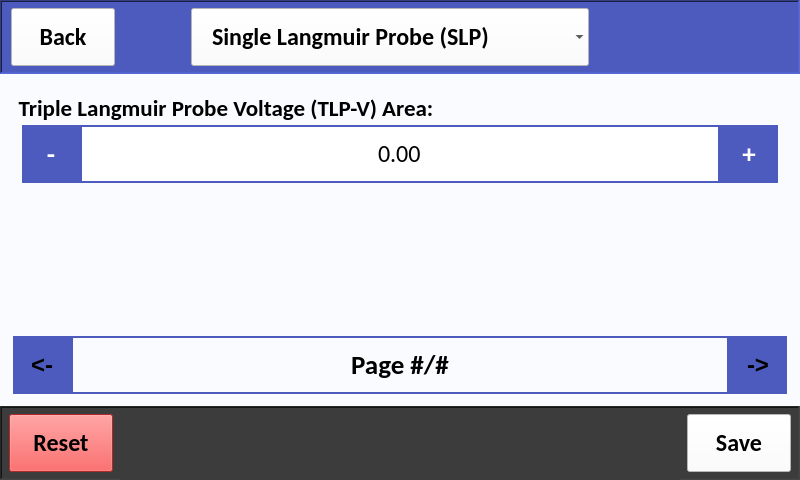
The window that src/user_interface/graphic_user_interface/user_settings.ui (CFigueroa90894/plasmetry) describes before a commit, drawn with Qt 5.
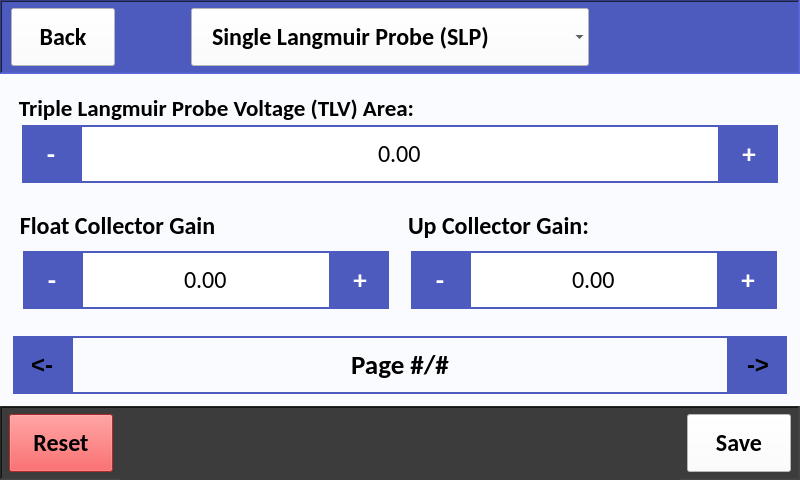
The same window after the commit. The open tabs and pages were chosen to show the change.

Diff of the .ui file:
```diff
--- a/src/user_interface/graphic_user_interface/user_settings.ui
+++ b/src/user_interface/graphic_user_interface/user_settings.ui
@@ -4653,156 +4653,6 @@
               </layout>
              </widget>
             </item>
-            <item>
-             <widget class="QGroupBox" name="tlc_down_amp_bias_gb">
-              <property name="font">
-               <font>
-                <family>Calibri</family>
-                <pointsize>18</pointsize>
-                <weight>75</weight>
-                <bold>true</bold>
-               </font>
-              </property>
-              <property name="styleSheet">
-               <string notr="true"/>
-              </property>
-              <property name="title">
-               <string>Down Amp Bias:</string>
-              </property>
-              <property name="alignment">
-               <set>Qt::AlignLeading|Qt::AlignLeft|Qt::AlignVCenter</set>
-              </property>
-              <layout class="QHBoxLayout" name="horizontalLayout_57">
-               <property name="spacing">
-                <number>0</number>
-               </property>
-               <property name="leftMargin">
-                <number>10</number>
-               </property>
-               <property name="topMargin">
-                <number>0</number>
-               </property>
-               <property name="rightMargin">
-                <number>10</number>
-               </property>
-               <property name="bottomMargin">
-                <number>0</number>
-               </property>
-               <item alignment="Qt::AlignTop">
-                <widget class="QToolButton" name="tlc_down_amp_bias_minus">
-                 <property name="minimumSize">
-                  <size>
-                   <width>58</width>
-                   <height>58</height>
-                  </size>
-                 </property>
-                 <property name="maximumSize">
-                  <size>
-                   <width>58</width>
-                   <height>58</height>
-                  </size>
-                 </property>
-                 <property name="font">
-                  <font>
-                   <pointsize>20</pointsize>
-                   <weight>75</weight>
-                   <bold>true</bold>
-                  </font>
-                 </property>
-                 <property name="text">
-                  <string>-</string>
-                 </property>
-                </widget>
-               </item>
-               <item alignment="Qt::AlignTop">
-                <widget class="QDoubleSpinBox" name="tlc_down_amp_bias_input">
-                 <property name="minimumSize">
-                  <size>
-                   <width>0</width>
-                   <height>58</height>
-                  </size>
-                 </property>
-                 <property name="maximumSize">
-                  <size>
-                   <width>1000</width>
-                   <height>58</height>
-                  </size>
-                 </property>
-                 <property name="font">
-                  <font>
-                   <family>Calibri</family>
-                   <pointsize>18</pointsize>
-                  </font>
-                 </property>
-                 <property name="focusPolicy">
-                  <enum>Qt::NoFocus</enum>
-                 </property>
-                 <property name="layoutDirection">
-                  <enum>Qt::LeftToRight</enum>
-                 </property>
-                 <property name="styleSheet">
-                  <string notr="true">QDoubleSpinBox {
-	background-color: #FFFFFF;
-}</string>
-                 </property>
-                 <property name="alignment">
-                  <set>Qt::AlignCenter</set>
-                 </property>
-                 <property name="readOnly">
-                  <bool>true</bool>
-                 </property>
-                 <property name="buttonSymbols">
-                  <enum>QAbstractSpinBox::NoButtons</enum>
-                 </property>
-                 <property name="correctionMode">
-                  <enum>QAbstractSpinBox::CorrectToPreviousValue</enum>
-                 </property>
-                 <property name="showGroupSeparator" stdset="0">
-                  <bool>false</bool>
-                 </property>
-                 <property name="decimals">
-                  <number>2</number>
-                 </property>
-                 <property name="minimum">
-                  <double>-10000.000000000000000</double>
-                 </property>
-                 <property name="maximum">
-                  <double>10000.000000000000000</double>
-                 </property>
-                </widget>
-               </item>
-               <item alignment="Qt::AlignTop">
-                <widget class="QToolButton" name="tlc_down_amp_bias_plus">
-                 <property name="minimumSize">
-                  <size>
-                   <width>58</width>
-                   <height>58</height>
-                  </size>
-                 </property>
-                 <property name="maximumSize">
-                  <size>
-                   <width>16777215</width>
-                   <height>58</height>
-                  </size>
-                 </property>
-                 <property name="font">
-                  <font>
-                   <pointsize>20</pointsize>
-                   <weight>75</weight>
-                   <bold>true</bold>
-                  </font>
-                 </property>
-                 <property name="focusPolicy">
-                  <enum>Qt::NoFocus</enum>
-                 </property>
-                 <property name="text">
-                  <string>+</string>
-                 </property>
-                </widget>
-               </item>
-              </layout>
-             </widget>
-            </item>
            </layout>
           </widget>
           <widget class="QWidget" name="triple_lang_v_probe_1">
@@ -5730,7 +5580,7 @@
                <string notr="true"/>
               </property>
               <property name="title">
-               <string>Triple Langmuir Probe Voltage (TLP-V) Area:</string>
+               <string>Triple Langmuir Probe Voltage (TLV) Area:</string>
               </property>
               <property name="alignment">
                <set>Qt::AlignLeading|Qt::AlignLeft|Qt::AlignVCenter</set>
@@ -5869,6 +5719,333 @@
               </layout>
              </widget>
             </item>
+            <item>
+             <widget class="QFrame" name="frame_2">
+              <property name="frameShape">
+               <enum>QFrame::StyledPanel</enum>
+              </property>
+              <property name="frameShadow">
+               <enum>QFrame::Raised</enum>
+              </property>
+              <layout class="QHBoxLayout" name="horizontalLayout_4">
+               <property name="spacing">
+                <number>0</number>
+               </property>
+               <property name="leftMargin">
+                <number>0</number>
+               </property>
+               <property name="topMargin">
+                <number>0</number>
+               </property>
+               <property name="rightMargin">
+                <number>0</number>
+               </property>
+               <property name="bottomMargin">
+                <number>0</number>
+               </property>
+               <item>
+                <widget class="QGroupBox" name="tlv_float_collect_gain_gb">
+                 <property name="font">
+                  <font>
+                   <family>Calibri</family>
+                   <pointsize>18</pointsize>
+                   <weight>75</weight>
+                   <bold>true</bold>
+                  </font>
+                 </property>
+                 <property name="styleSheet">
+                  <string notr="true"/>
+                 </property>
+                 <property name="title">
+                  <string>Float Collector Gain</string>
+                 </property>
+                 <property name="alignment">
+                  <set>Qt::AlignLeading|Qt::AlignLeft|Qt::AlignVCenter</set>
+                 </property>
+                 <layout class="QHBoxLayout" name="horizontalLayout_53">
+                  <property name="spacing">
+                   <number>0</number>
+                  </property>
+                  <property name="leftMargin">
+                   <number>10</number>
+                  </property>
+                  <property name="topMargin">
+                   <number>0</number>
+                  </property>
+                  <property name="rightMargin">
+                   <number>10</number>
+                  </property>
+                  <property name="bottomMargin">
+                   <number>0</number>
+                  </property>
+                  <item>
+                   <widget class="QToolButton" name="tlv_float_collect_gain_minus">
+                    <property name="minimumSize">
+                     <size>
+                      <width>58</width>
+                      <height>58</height>
+                     </size>
+                    </property>
+                    <property name="maximumSize">
+                     <size>
+                      <width>58</width>
+                      <height>58</height>
+                     </size>
+                    </property>
+                    <property name="font">
+                     <font>
+                      <pointsize>20</pointsize>
+                      <weight>75</weight>
+                      <bold>true</bold>
+                     </font>
+                    </property>
+                    <property name="text">
+                     <string>-</string>
+                    </property>
+                   </widget>
+                  </item>
+                  <item>
+                   <widget class="QDoubleSpinBox" name="tlv_float_collect_gain_input">
+                    <property name="minimumSize">
+                     <size>
+                      <width>0</width>
+                      <height>58</height>
+                     </size>
+                    </property>
+                    <property name="maximumSize">
+                     <size>
+                      <width>1000</width>
+                      <height>58</height>
+                     </size>
+                    </property>
+                    <property name="font">
+                     <font>
+                      <family>Calibri</family>
+                      <pointsize>18</pointsize>
+                     </font>
+                    </property>
+                    <property name="focusPolicy">
+                     <enum>Qt::NoFocus</enum>
+                    </property>
+                    <property name="layoutDirection">
+                     <enum>Qt::LeftToRight</enum>
+                    </property>
+                    <property name="styleSheet">
+                     <string notr="true">QDoubleSpinBox {
+	background-color: #FFFFFF;
+}</string>
+                    </property>
+                    <property name="alignment">
+                     <set>Qt::AlignCenter</set>
+                    </property>
+                    <property name="readOnly">
+                     <bool>true</bool>
+                    </property>
+                    <property name="buttonSymbols">
+                     <enum>QAbstractSpinBox::NoButtons</enum>
+                    </property>
+                    <property name="correctionMode">
+                     <enum>QAbstractSpinBox::CorrectToPreviousValue</enum>
+                    </property>
+                    <property name="showGroupSeparator" stdset="0">
+                     <bool>false</bool>
+                    </property>
+                    <property name="decimals">
+                     <number>2</number>
+                    </property>
+                    <property name="minimum">
+                     <double>-10000.000000000000000</double>
+                    </property>
+                    <property name="maximum">
+                     <double>10000.000000000000000</double>
+                    </property>
+                   </widget>
+                  </item>
+                  <item>
+                   <widget class="QToolButton" name="tlv_float_collect_gain_plus">
+                    <property name="minimumSize">
+                     <size>
+                      <width>58</width>
+                      <height>58</height>
+                     </size>
+                    </property>
+                    <property name="maximumSize">
+                     <size>
+                      <width>16777215</width>
+                      <height>58</height>
+                     </size>
+                    </property>
+                    <property name="font">
+                     <font>
+                      <pointsize>20</pointsize>
+                      <weight>75</weight>
+                      <bold>true</bold>
+                     </font>
+                    </property>
+                    <property name="focusPolicy">
+                     <enum>Qt::NoFocus</enum>
+                    </property>
+                    <property name="text">
+                     <string>+</string>
+                    </property>
+                   </widget>
+                  </item>
+                 </layout>
+                </widget>
+               </item>
+               <item>
+                <widget class="QGroupBox" name="tlv_up_collector_gain_gb">
+                 <property name="font">
+                  <font>
+                   <family>Calibri</family>
+                   <pointsize>18</pointsize>
+                   <weight>75</weight>
+                   <bold>true</bold>
+                  </font>
+                 </property>
+                 <property name="styleSheet">
+                  <string notr="true"/>
+                 </property>
+                 <property name="title">
+                  <string>Up Collector Gain:</string>
+                 </property>
+                 <property name="alignment">
+                  <set>Qt::AlignLeading|Qt::AlignLeft|Qt::AlignVCenter</set>
+                 </property>
+                 <layout class="QHBoxLayout" name="horizontalLayout_57">
+                  <property name="spacing">
+                   <number>0</number>
+                  </property>
+                  <property name="leftMargin">
+                   <number>10</number>
+                  </property>
+                  <property name="topMargin">
+                   <number>0</number>
+                  </property>
+                  <property name="rightMargin">
+                   <number>10</number>
+                  </property>
+                  <property name="bottomMargin">
+                   <number>0</number>
+                  </property>
+                  <item>
+                   <widget class="QToolButton" name="tlv_up_collector_gain_minus">
+                    <property name="minimumSize">
+                     <size>
+                      <width>58</width>
+                      <height>58</height>
+                     </size>
+                    </property>
+                    <property name="maximumSize">
+                     <size>
+                      <width>58</width>
+                      <height>58</height>
+                     </size>
+                    </property>
+                    <property name="font">
+                     <font>
+                      <pointsize>20</pointsize>
+                      <weight>75</weight>
+                      <bold>true</bold>
+                     </font>
+                    </property>
+                    <property name="text">
+                     <string>-</string>
+                    </property>
+                   </widget>
+                  </item>
+                  <item>
+                   <widget class="QDoubleSpinBox" name="tlv_up_collector_gain_input">
+                    <property name="minimumSize">
+                     <size>
+                      <width>0</width>
+                      <height>58</height>
+                     </size>
+                    </property>
+                    <property name="maximumSize">
+                     <size>
+                      <width>1000</width>
+                      <height>58</height>
+                     </size>
+                    </property>
+                    <property name="font">
+                     <font>
+                      <family>Calibri</family>
+                      <pointsize>18</pointsize>
+                     </font>
+                    </property>
+                    <property name="focusPolicy">
+                     <enum>Qt::NoFocus</enum>
+                    </property>
+                    <property name="layoutDirection">
+                     <enum>Qt::LeftToRight</enum>
+                    </property>
+                    <property name="styleSheet">
+                     <string notr="true">QDoubleSpinBox {
+	background-color: #FFFFFF;
+}</string>
+                    </property>
+                    <property name="alignment">
+                     <set>Qt::AlignCenter</set>
+                    </property>
+                    <property name="readOnly">
+                     <bool>true</bool>
+                    </property>
+                    <property name="buttonSymbols">
+                     <enum>QAbstractSpinBox::NoButtons</enum>
+                    </property>
+                    <property name="correctionMode">
+                     <enum>QAbstractSpinBox::CorrectToPreviousValue</enum>
+                    </property>
+                    <property name="showGroupSeparator" stdset="0">
+                     <bool>false</bool>
+                    </property>
+                    <property name="decimals">
+                     <number>2</number>
+                    </property>
+                    <property name="minimum">
+                     <double>-10000.000000000000000</double>
+                    </property>
+                    <property name="maximum">
+                     <double>10000.000000000000000</double>
+                    </property>
+                   </widget>
+                  </item>
+                  <item>
+                   <widget class="QToolButton" name="tlv_up_collector_gain_plus">
+                    <property name="minimumSize">
+                     <size>
+                      <width>58</width>
+                      <height>58</height>
+                     </size>
+                    </property>
+                    <property name="maximumSize">
+                     <size>
+                      <width>16777215</width>
+                      <height>58</height>
+                     </size>
+                    </property>
+                    <property name="font">
+                     <font>
+                      <pointsize>20</pointsize>
+                      <weight>75</weight>
+                      <bold>true</bold>
+                     </font>
+                    </property>
+                    <property name="focusPolicy">
+                     <enum>Qt::NoFocus</enum>
+                    </property>
+                    <property name="text">
+                     <string>+</string>
+                    </property>
+                   </widget>
+                  </item>
+                 </layout>
+                </widget>
+               </item>
+              </layout>
+             </widget>
+            </item>
            </layout>
           </widget>
           <widget class="QWidget" name="ion_energy_analyzer_1">
```
Left out of the diff: 230 changed lines with no effect on the pictures.
